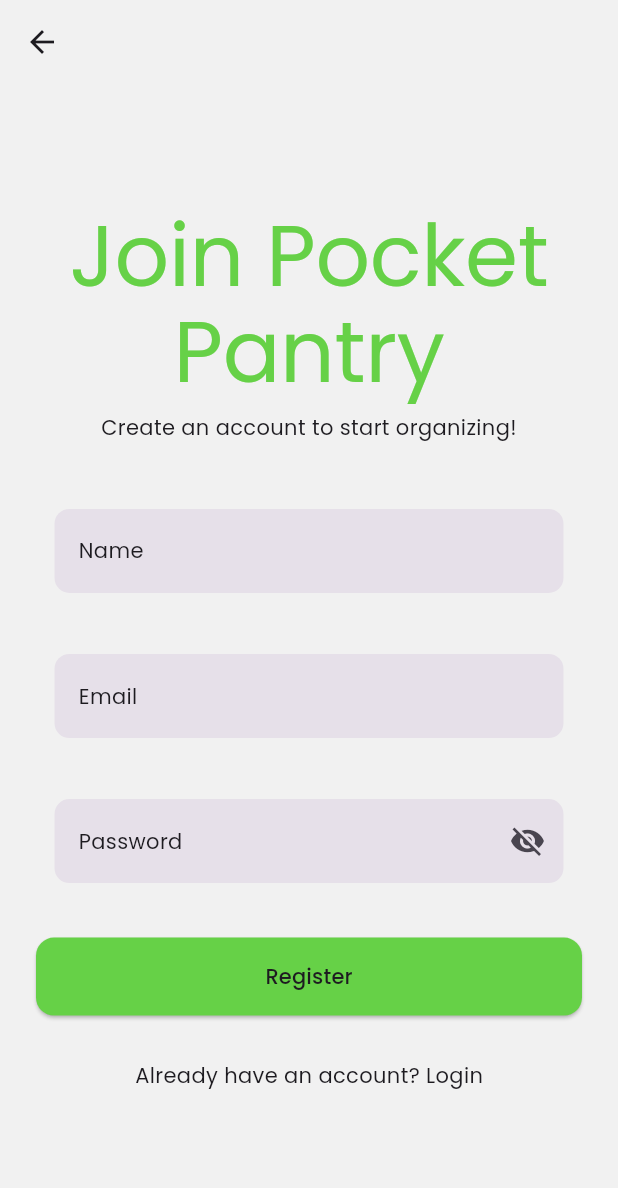
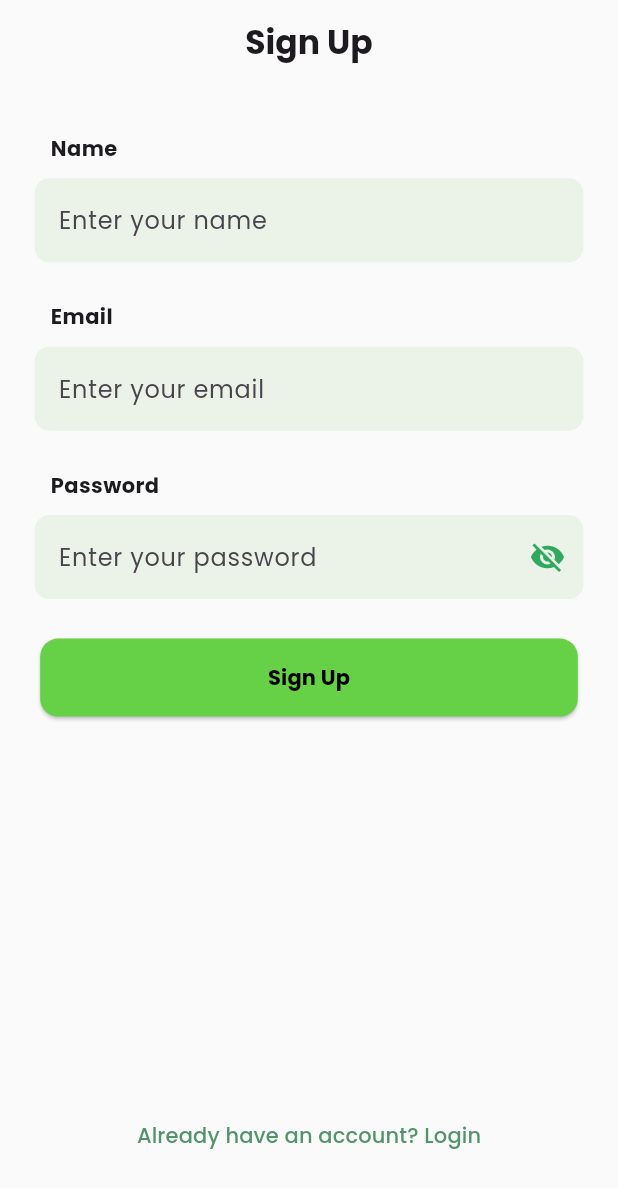
Before and after one commit to manthan-chauhan-17/pocket-pantry-frontend, a Flutter app: the screen it shows after launch, on a phone screen of 412 x 824 dp. Shown: the top 1188 px of the screen. Run offline on Flutter 3.47's test engine with Material 3 defaults, Android fonts, the phone set to English and light mode, and no system bars; our stand-ins replace bloc, dio, equatable, flutter_bloc, google_fonts, hive and 3 more; accounts and stored records are empty; generated files the repository leaves out were written again; network calls fail.

Commit message:
--stable-- Login and Register UI

```diff
--- a/lib/colors.dart
+++ b/lib/colors.dart
@@ -4,9 +4,9 @@ import 'package:flutter/material.dart';
 class AppColors {
   // Primary Theme Colors
 
- // Medium grey
+  // Medium grey
   // Light Theme Colors
-  static const Color lightBackground = Color(0xFFF1F1F1); // Soft white
+  static const Color lightBackground = Color(0xFFFAFAFA); // Soft white
   static const Color lightPrimaryGreen = Color(0xFF66D147); // Fresh green
   static const Color secondaryLightBackground = Color(0xFFF2F2F2);
   static const Color greenTextField = Color(0xFFEBF2E8);
--- a/lib/feature/add_item/view/add_item.dart
+++ b/lib/feature/add_item/view/add_item.dart
@@ -84,7 +84,7 @@ class _AddItemScreenState extends State<AddItemScreen> {
                   decoration: InputDecoration(
                     hintText: selectedItem ?? 'Select Category',
                     filled: true,
-                    fillColor: AppColors.lightSurface,
+                    fillColor: AppColors.greenTextField,
                     contentPadding: EdgeInsets.all(16 * getResponsive(context)),
                     border: OutlineInputBorder(
                       borderRadius:
@@ -92,7 +92,7 @@ class _AddItemScreenState extends State<AddItemScreen> {
                       borderSide: BorderSide.none,
                     ),
                   ),
-                  dropdownColor: AppColors.lightSurface,
+                  dropdownColor: AppColors.greenTextField,
                 ),
               ),
               SizedBox(
@@ -110,7 +110,6 @@ class _AddItemScreenState extends State<AddItemScreen> {
                   return null;
                 },
               ),
-
             ],
           );
         },
--- a/lib/feature/auth/view/register_screen.dart
+++ b/lib/feature/auth/view/register_screen.dart
@@ -6,6 +6,7 @@ import 'package:pocket_pantry_frontend/feature/auth/bloc/auth_state.dart';
 import 'package:pocket_pantry_frontend/colors.dart';
 import 'package:pocket_pantry_frontend/feature/auth/view/login_screen.dart';
 import 'package:pocket_pantry_frontend/feature/home/view/home_screen.dart';
+import 'package:pocket_pantry_frontend/responsive.dart';
 import 'package:pocket_pantry_frontend/widgets/custom_text_field.dart';
 
 class RegisterScreen extends StatefulWidget {
@@ -31,20 +32,16 @@ class _RegisterScreenState extends State<RegisterScreen> {
 
   @override
   Widget build(BuildContext context) {
-    final textTheme = Theme.of(context).textTheme;
-
     return Scaffold(
       backgroundColor: AppColors.lightBackground,
       appBar: AppBar(
         backgroundColor: AppColors.lightBackground,
         elevation: 0,
-        leading: IconButton(
-          icon: Icon(
-            Icons.arrow_back,
-            // color: AppColors.lightIcon,
+        title: Text(
+          "Sign Up",
+          style: TextStyle(fontWeight: FontWeight.bold),
         ),
-          onPressed: () => Navigator.pop(context),
-        ),
+        centerTitle: true,
       ),
       body: BlocConsumer<AuthBloc, AuthState>(
         listener: (context, state) {
@@ -57,7 +54,6 @@ class _RegisterScreenState extends State<RegisterScreen> {
               ),
             );
           }
-
           if (state is AuthRegisterSuccessState) {
             ScaffoldMessenger.of(context).showSnackBar(
               SnackBar(
@@ -81,35 +77,39 @@ class _RegisterScreenState extends State<RegisterScreen> {
             );
           }
 
-          return Padding(
-            padding:
-                const EdgeInsets.symmetric(horizontal: 24.0, vertical: 32.0),
+          return SingleChildScrollView(
+            child: Container(
+              height: 0.9 * getHeight(context),
+              padding: EdgeInsets.symmetric(
+                horizontal: 16 * getResponsive(context),
+                vertical: 20 * getResponsive(context),
+              ),
               child: Form(
                 key: _formKey,
                 child: Column(
-                mainAxisAlignment: MainAxisAlignment.center,
-                crossAxisAlignment: CrossAxisAlignment.stretch,
+                  mainAxisSize: MainAxisSize.min,
+                  // mainAxisAlignment: MainAxisAlignment.center,
+                  crossAxisAlignment: CrossAxisAlignment.start,
                   children: [
-                  // App Title
-                  Text(
-                    'Join Pocket Pantry',
-                    style: textTheme.displayLarge?.copyWith(
-                      color: AppColors.lightPrimaryGreen,
+                    SizedBox(
+                      height: 0.02 * getHeight(context),
                     ),
-                    textAlign: TextAlign.center,
+                    Container(
+                      padding: EdgeInsets.only(
+                        left: 25 * getResponsive(context),
                       ),
-                  const SizedBox(height: 8.0),
-                  Text(
-                    'Create an account to start organizing!',
-                    style: textTheme.bodyMedium,
-                    textAlign: TextAlign.center,
+                      child: Text(
+                        "Name",
+                        style: TextStyle(
+                          fontWeight: FontWeight.w700,
                         ),
-                  const SizedBox(height: 32.0),
+                      ),
+                    ),
                     // Name Field
                     CustomTextField(
                       controller: _nameController,
                       fieldType: FieldType.name,
-                    labelText: "Name",
+                      hintText: "Enter your name",
                       validator: (value) {
                         if (value == null || value.isEmpty) {
                           return 'Please enter your name';
@@ -117,12 +117,25 @@ class _RegisterScreenState extends State<RegisterScreen> {
                         return null;
                       },
                     ),
-                  const SizedBox(height: 16.0),
+                    SizedBox(
+                      height: 0.02 * getHeight(context),
+                    ),
+                    Container(
+                      padding: EdgeInsets.only(
+                        left: 25 * getResponsive(context),
+                      ),
+                      child: Text(
+                        "Email",
+                        style: TextStyle(
+                          fontWeight: FontWeight.w700,
+                        ),
+                      ),
+                    ),
                     // Email Field
                     CustomTextField(
                       controller: _emailController,
                       fieldType: FieldType.email,
-                    labelText: "Email",
+                      hintText: "Enter your email",
                       validator: (value) {
                         if (value == null || value.isEmpty) {
                           return 'Please enter your email';
@@ -134,12 +147,25 @@ class _RegisterScreenState extends State<RegisterScreen> {
                         return null;
                       },
                     ),
-                  const SizedBox(height: 16.0),
-                  // Password Field
+                    SizedBox(
+                      height: 0.02 * getHeight(context),
+                    ),
+                    Container(
+                      padding: EdgeInsets.only(
+                        left: 25 * getResponsive(context),
+                      ),
+                      child: Text(
+                        "Password",
+                        style: TextStyle(
+                          fontWeight: FontWeight.w700,
+                        ),
+                      ),
+                    ),
+
                     CustomTextField(
                       controller: _passwordController,
                       fieldType: FieldType.password,
-                    labelText: "Password",
+                      hintText: "Enter your password",
                       validator: (value) {
                         if (value == null || value.isEmpty) {
                           return 'Please enter your password';
@@ -149,10 +175,16 @@ class _RegisterScreenState extends State<RegisterScreen> {
                         }
                         return null;
                       },
+                      maxlines: 1,
                     ),
-                  const SizedBox(height: 24.0),
+                    SizedBox(
+                      height: 0.02 * getHeight(context),
+                    ),
                     // Register Button
-                  ElevatedButton(
+                    Center(
+                      child: SizedBox(
+                        width: 0.87 * getWidth(context),
+                        child: ElevatedButton(
                           onPressed: () {
                             if (_formKey.currentState!.validate()) {
                               // Handle registration logic here
@@ -177,15 +209,20 @@ class _RegisterScreenState extends State<RegisterScreen> {
                                   child: CircularProgressIndicator(),
                                 )
                               : Text(
-                            'Register',
-                            style: textTheme.labelLarge?.copyWith(
-                                // color: AppColors.lightSurface,
+                                  'Sign Up',
+                                  style: TextStyle(
+                                    color: Colors.black,
+                                    fontWeight: FontWeight.bold,
                                   ),
                                 ),
                         ),
-                  const SizedBox(height: 16.0),
+                      ),
+                    ),
+
+                    Spacer(),
                     // Navigate to Login
-                  TextButton(
+                    Center(
+                      child: TextButton(
                         onPressed: () {
                           Navigator.push(
                             context,
@@ -194,14 +231,14 @@ class _RegisterScreenState extends State<RegisterScreen> {
                             ),
                           );
                         },
-                    child: Text(
-                      'Already have an account? Login',
-                      style: textTheme.bodyMedium?.copyWith(
-                          // color: AppColors.accent,
-                          ),
+                        child: Text('Already have an account? Login',
+                            style: TextStyle(
+                              color: AppColors.greenText,
+                            )),
                       ),
                     ),
                   ],
+                ),
               ),
             ),
           );
--- a/lib/widgets/custom_text_field.dart
+++ b/lib/widgets/custom_text_field.dart
@@ -1,8 +1,10 @@
+import 'dart:developer';
+
 import 'package:flutter/material.dart';
 import 'package:pocket_pantry_frontend/colors.dart';
 import 'package:pocket_pantry_frontend/responsive.dart';
 
-enum FieldType { name, email, password , description}
+enum FieldType { name, email, password, description }
 
 class CustomTextField extends StatefulWidget {
   final TextEditingController controller;
@@ -13,9 +15,10 @@ class CustomTextField extends StatefulWidget {
   final int? line;
   final String? hintText;
   final TextInputType? keyboardType;
+  final int? maxlines;
 
-  const CustomTextField(
-      {super.key,
+  const CustomTextField({
+    super.key,
     required this.controller,
     required this.fieldType,
     this.labelText,
@@ -24,7 +27,7 @@ class CustomTextField extends StatefulWidget {
     this.line,
     this.keyboardType,
     this.hintText,
-
+    this.maxlines,
   });
 
   @override
@@ -40,20 +43,20 @@ class _CustomTextFieldState extends State<CustomTextField> {
     // final isDark = Theme.of(context).brightness == Brightness.dark;
 
     return Padding(
-      padding: EdgeInsets.all(15 * getResponsive(context)),
+      padding: EdgeInsets.all(12 * getResponsive(context)),
       child: Container(
         decoration: BoxDecoration(
-          borderRadius: BorderRadius.circular(12.0 *  getResponsive(context)),
+          borderRadius: BorderRadius.circular(12.0 * getResponsive(context)),
         ),
-
         child: TextFormField(
           controller: widget.controller,
           textAlign: TextAlign.start,
           textAlignVertical:
               TextAlignVertical.top, // 🔹 Start text from the top vertically
           keyboardType: _getKeyboardType(), // 🔹 Allow multiline input
-          maxLines: null, // 🔹 Unlimited lines
-          minLines: widget.line ?? 1, // 🔹 Field height - start with 5 lines worth of space
+          maxLines: widget.maxlines, // 🔹 Unlimited lines
+          minLines: widget.line ??
+              1, // 🔹 Field height - start with 5 lines worth of space
 
           obscureText: widget.fieldType == FieldType.password && _obscureText,
           decoration: InputDecoration(
@@ -70,18 +73,17 @@ class _CustomTextFieldState extends State<CustomTextField> {
               borderSide: BorderSide.none,
             ),
             filled: true,
-            fillColor: AppColors.lightSurface,
+            fillColor: AppColors.greenTextField,
             suffixIcon: _buildSuffixIcon(),
           ),
           validator: widget.validator,
         ),
-
       ),
     );
-
   }
 
   TextInputType _getKeyboardType() {
+    log("Field Type: ${widget.fieldType}");
     switch (widget.fieldType) {
       case FieldType.email:
         return TextInputType.emailAddress;
@@ -99,7 +101,7 @@ class _CustomTextFieldState extends State<CustomTextField> {
       return IconButton(
         icon: Icon(
           _obscureText ? Icons.visibility_off : Icons.visibility,
-          color: AppColors.lightIcon,
+          color: AppColors.darkPrimary,
         ),
         onPressed: () {
           setState(() {
@@ -109,7 +111,7 @@ class _CustomTextFieldState extends State<CustomTextField> {
       );
     } else if (widget.suffixIcon != null) {
       // 💡 You can optionally pass a suffixIcon from the widget
-      return Icon(widget.suffixIcon, color: AppColors.lightIcon);
+      return Icon(widget.suffixIcon, color: AppColors.greenTextField);
     } else {
       return null;
     }
```
Also changed, not shown: lib/feature/auth/view/login_screen.dart (+81 -38 lines). Lines whose indentation alone changed are shown as unchanged.
